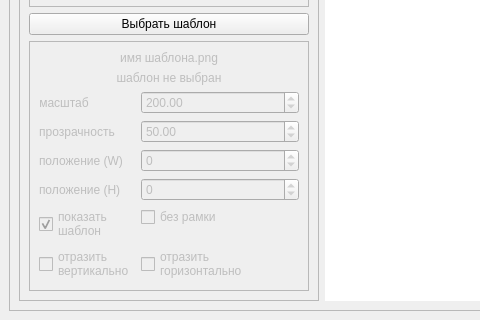
The window that qtUi/ui1.ui (vaddav6/cjcLitCam) describes before a commit, drawn with Qt 5; both pictures show x 0 to 480 and y 588 to 908 of the 1078 by 908 pixel window.
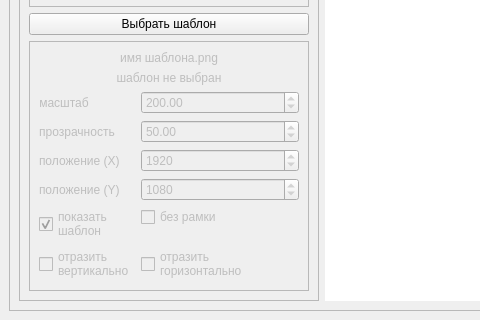
The same window after the commit.

Commit message: - up ui - up align section - rewrite align function

What changed in the file:
```diff
--- a/qtUi/ui1.ui
+++ b/qtUi/ui1.ui
@@ -1200,7 +1200,7 @@
              <item row="4" column="0">
               <widget class="QLabel" name="l_mask_coord_W">
                <property name="text">
-                <string>положение (W)</string>
+                <string>положение (X)</string>
                </property>
               </widget>
              </item>
@@ -1212,12 +1212,15 @@
                <property name="maximum">
                 <number>4000</number>
                </property>
+               <property name="value">
+                <number>1920</number>
+               </property>
               </widget>
              </item>
              <item row="5" column="0">
               <widget class="QLabel" name="l_mask_coord_H">
                <property name="text">
-                <string>положение (H)</string>
+                <string>положение (Y)</string>
                </property>
               </widget>
              </item>
@@ -1229,6 +1232,9 @@
                <property name="maximum">
                 <number>4000</number>
                </property>
+               <property name="value">
+                <number>1080</number>
+               </property>
               </widget>
              </item>
              <item row="6" column="0">
```
Left out of the diff: 27 changed lines with no effect on the pictures. The commit also changes 3 other files.
